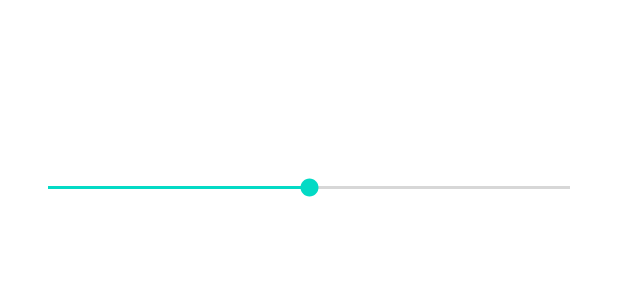
After one commit to Brombeerkralle/Speedometer_NextGen_1, an Android app: the layout dialog_volume_control.xml on its own in the app's theme, with its tools: preview values and no code run, on a phone screen of 412 x 824 dp. The commit adds this screen. Shown: the top 300 px of the screen. Run offline under Robolectric (Android 15) with nearby library versions, the phone set to English and light mode, and no system bars.

Commit message:
Change Background Volume from direct slider to popup slider on Buttonpress

```diff
--- a/app/build.gradle.kts
+++ b/app/build.gradle.kts
@@ -1,3 +1,5 @@
+import org.jetbrains.kotlin.storage.CacheResetOnProcessCanceled.enabled
+
 plugins {
     alias(libs.plugins.android.application)
     alias(libs.plugins.jetbrains.kotlin.android)
@@ -36,6 +38,7 @@ android {
     buildFeatures {
         viewBinding = true
     }
+
 }
 
 dependencies {
@@ -43,6 +46,7 @@ dependencies {
     implementation(libs.androidx.core.ktx)
     implementation(libs.androidx.appcompat)
     implementation(libs.material)
+    implementation(libs.androidx.foundation.android)
     testImplementation(libs.junit)
     androidTestImplementation(libs.androidx.junit)
     androidTestImplementation(libs.androidx.espresso.core)
--- a/app/src/main/java/com/example/speedometer_nextgen_1/GPSgetSpeed.kt
+++ b/app/src/main/java/com/example/speedometer_nextgen_1/GPSgetSpeed.kt
@@ -1,6 +1,7 @@
 package com.example.speedometer_nextgen_1
 
 import android.Manifest
+import android.app.Activity
 import android.content.pm.PackageManager
 import android.os.Looper
 import android.widget.Toast
@@ -16,7 +17,7 @@ import pub.devrel.easypermissions.EasyPermissions
 import java.util.Locale
 import kotlin.properties.Delegates
 
-class GPSgetSpeed(private val context: android.app.Activity, private val mainActivity: MainActivity) {
+class GPSgetSpeed(private val context: Activity, private val mainActivity: MainActivity) {
     // Constants
     private val locationPerm = 124
 
--- /dev/null
+++ b/app/src/main/res/layout/dialog_volume_control.xml
@@ -0,0 +1,25 @@
+<LinearLayout xmlns:android="http://schemas.android.com/apk/res/android"
+    android:layout_width="match_parent"
+    android:layout_height="wrap_content"
+    android:orientation="vertical"
+    android:padding="16dp">
+
+    <!-- Warning message initially hidden -->
+
+    <SeekBar
+        android:id="@+id/volumeSeekBar"
+        android:layout_width="match_parent"
+        android:layout_height="match_parent"
+        android:layout_marginTop="100dp"
+        android:max="100"
+        android:progress="50" />
+
+    <TextView
+        android:id="@+id/volumeWarning"
+        android:layout_width="wrap_content"
+        android:layout_height="match_parent"
+        android:paddingTop="8dp"
+        android:text="Warning: High volume may harm your hearing!"
+        android:textColor="#FF0000"
+        android:visibility="gone" />
+</LinearLayout>
--- a/gradle/libs.versions.toml
+++ b/gradle/libs.versions.toml
@@ -13,6 +13,7 @@ constraintlayout = "2.1.4"
 easypermissions = "3.0.0"
 playServicesLocation = "21.3.0"
 androidxActivityKtx = "1.9.2"
+foundationAndroid = "1.7.4"
 
 [libraries]
 androidx-core-ktx = { group = "androidx.core", name = "core-ktx", version.ref = "coreKtx" }
@@ -27,6 +28,7 @@ androidx-constraintlayout = { group = "androidx.constraintlayout", name = "const
 easypermissions = { group = "pub.devrel", name = "easypermissions", version.ref = "easypermissions" }
 play-services-location = { group = "com.google.android.gms", name = "play-services-location", version.ref = "playServicesLocation" }
 androidx-activity-ktx = { group = "androidx.activity", name = "activity-ktx", version.ref = "androidxActivityKtx" }
+androidx-foundation-android = { group = "androidx.compose.foundation", name = "foundation-android", version.ref = "foundationAndroid" }
 
 [plugins]
 android-application = { id = "com.android.application", version.ref = "agp" }
```
Also changed, not shown: app/src/main/java/com/example/speedometer_nextgen_1/MainActivity.kt (+59 -14 lines), app/src/main/res/layout/activity_main.xml (+4 -5 lines).
